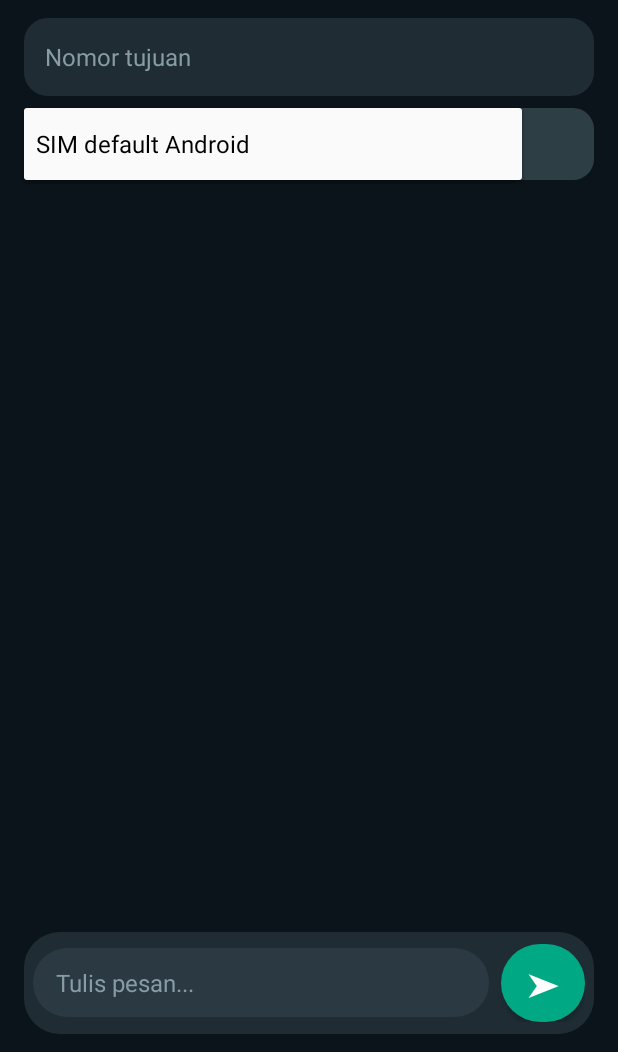
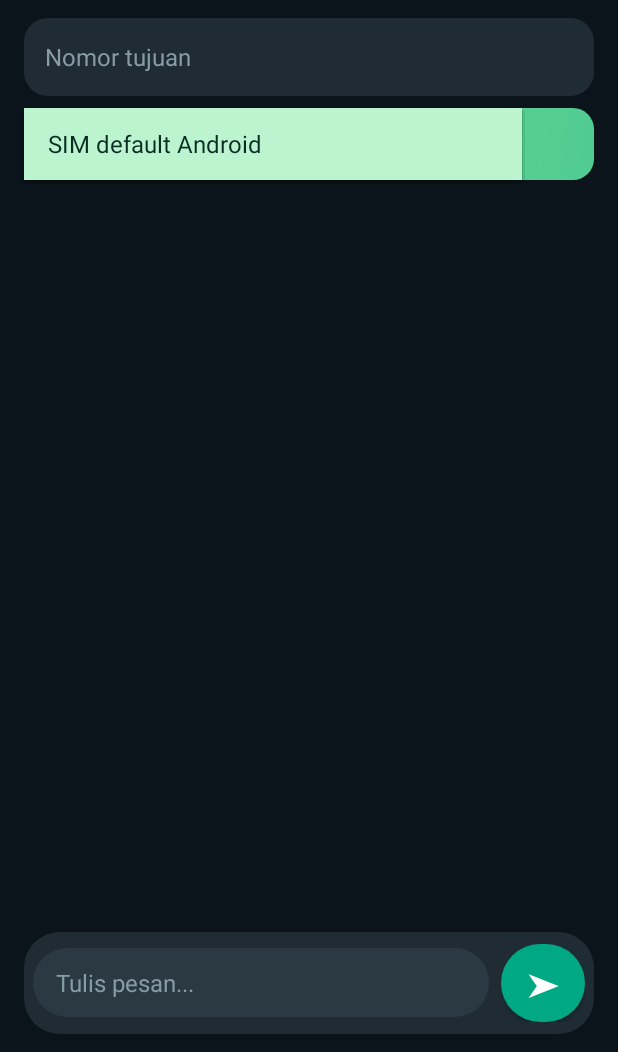
Before and after one commit to stdcrypto-boop/IING-STD-SMS, an Android app: the ComposeActivity screen opened directly, with no data from a screen before it, after a tap on "SIM default Android", on a phone screen of 412 x 824 dp, the part 184-1236 px from its top. Run offline under Robolectric (Android 15) with nearby library versions, the phone set to English and light mode, and no system bars.

Commit message:
Improve SIM selector contrast and distinguish incoming/outgoing SMS with yellow text and muted timestamps

```diff
--- a/app/src/main/java/com/iingstd/sms/ComposeActivity.kt
+++ b/app/src/main/java/com/iingstd/sms/ComposeActivity.kt
@@ -25,6 +25,9 @@ import android.database.ContentObserver
 import android.os.Handler
 import android.os.Looper
 import android.text.util.Linkify
+import android.text.SpannableString
+import android.text.Spanned
+import android.text.style.ForegroundColorSpan
 import android.graphics.drawable.GradientDrawable
 import android.view.Gravity
 import android.view.View
@@ -124,10 +127,27 @@ class ComposeActivity : Activity() {
         if (simChoices.isEmpty()) {
             simChoices.add("SIM default Android" to SubscriptionManager.getDefaultSmsSubscriptionId())
         }
-        simSpinner.adapter = ArrayAdapter(this, android.R.layout.simple_spinner_dropdown_item, simChoices.map { it.first })
+        simSpinner.adapter = object : ArrayAdapter<String>(this, android.R.layout.simple_spinner_dropdown_item, simChoices.map { it.first }) {
+            override fun getView(position: Int, convertView: View?, parent: android.view.ViewGroup): View {
+                return (super.getView(position, convertView, parent) as TextView).apply {
+                    setTextColor(Color.rgb(9, 44, 35))
+                    setTypeface(null, Typeface.BOLD)
+                    textSize = 16f
+                    setPadding(dp(16), dp(9), dp(12), dp(9))
+                }
+            }
+            override fun getDropDownView(position: Int, convertView: View?, parent: android.view.ViewGroup): View {
+                return (super.getDropDownView(position, convertView, parent) as TextView).apply {
+                    setTextColor(Color.rgb(9, 44, 35))
+                    setBackgroundColor(Color.rgb(188, 244, 207))
+                    textSize = 16f
+                    setPadding(dp(16), dp(12), dp(12), dp(12))
+                }
+            }
+        }
         val defaultSimIndex = simChoices.indexOfFirst { it.second == SubscriptionManager.getDefaultSmsSubscriptionId() }
         if (defaultSimIndex >= 0) simSpinner.setSelection(defaultSimIndex)
-        simSpinner.background=shape(Color.rgb(45,62,69),Color.rgb(45,62,69),14)
+        simSpinner.background=shape(Color.rgb(122,230,164),Color.rgb(80,203,145),14)
         root.addView(simSpinner,LinearLayout.LayoutParams(-1,dp(48)).apply { bottomMargin=dp(8) })
         if (checkSelfPermission(Manifest.permission.READ_PHONE_STATE) != PackageManager.PERMISSION_GRANTED) {
             root.addView(Button(this).apply {
@@ -317,9 +337,15 @@ class ComposeActivity : Activity() {
                     cornerRadius = dp(20).toFloat()
                 }
                 val item=TextView(this).apply {
-                    text="$messageText\n$date$status"
+                    val messageColor = if (outgoing) Color.rgb(255, 224, 120) else Color.rgb(255, 245, 158)
+                    val metadataColor = if (outgoing) Color.rgb(183, 235, 207) else Color.rgb(157, 180, 187)
+                    val fullText = "$messageText\n$date$status"
+                    text = SpannableString(fullText).apply {
+                        setSpan(ForegroundColorSpan(messageColor), 0, messageText.length, Spanned.SPAN_EXCLUSIVE_EXCLUSIVE)
+                        setSpan(ForegroundColorSpan(metadataColor), messageText.length, fullText.length, Spanned.SPAN_EXCLUSIVE_EXCLUSIVE)
+                    }
                     textSize=16f
-                    setTextColor(Color.WHITE)
+                    setTextColor(messageColor)
                     setPadding(dp(14),dp(11),dp(14),dp(11))
                     autoLinkMask=Linkify.WEB_URLS or Linkify.EMAIL_ADDRESSES or Linkify.PHONE_NUMBERS
                     linksClickable=true
```
